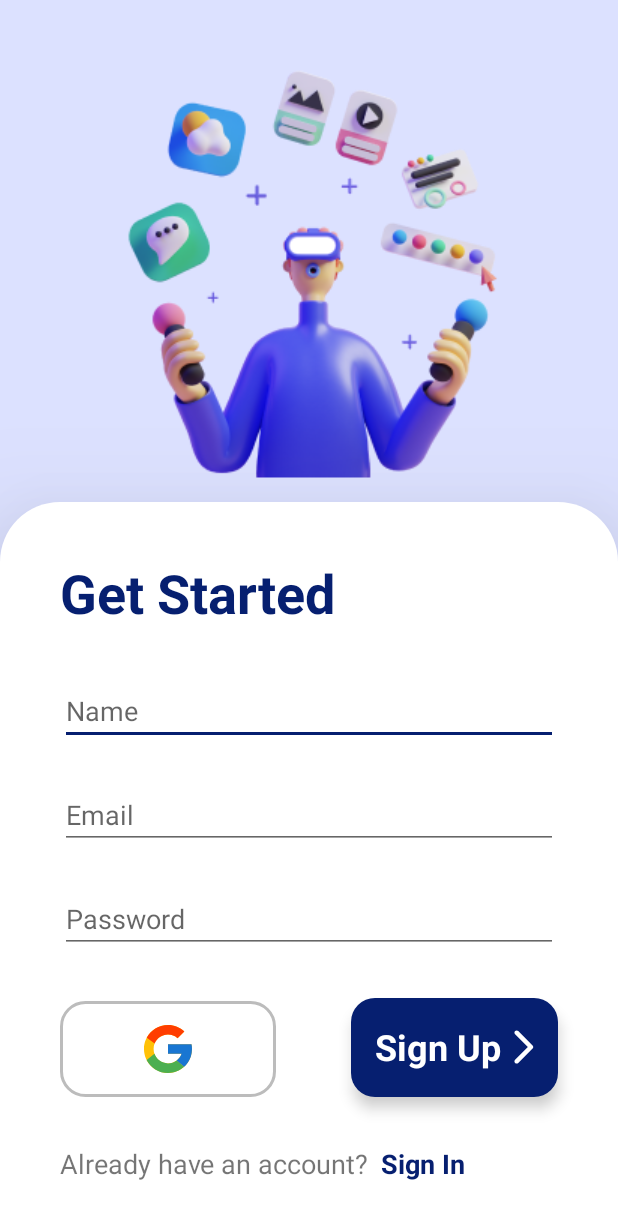
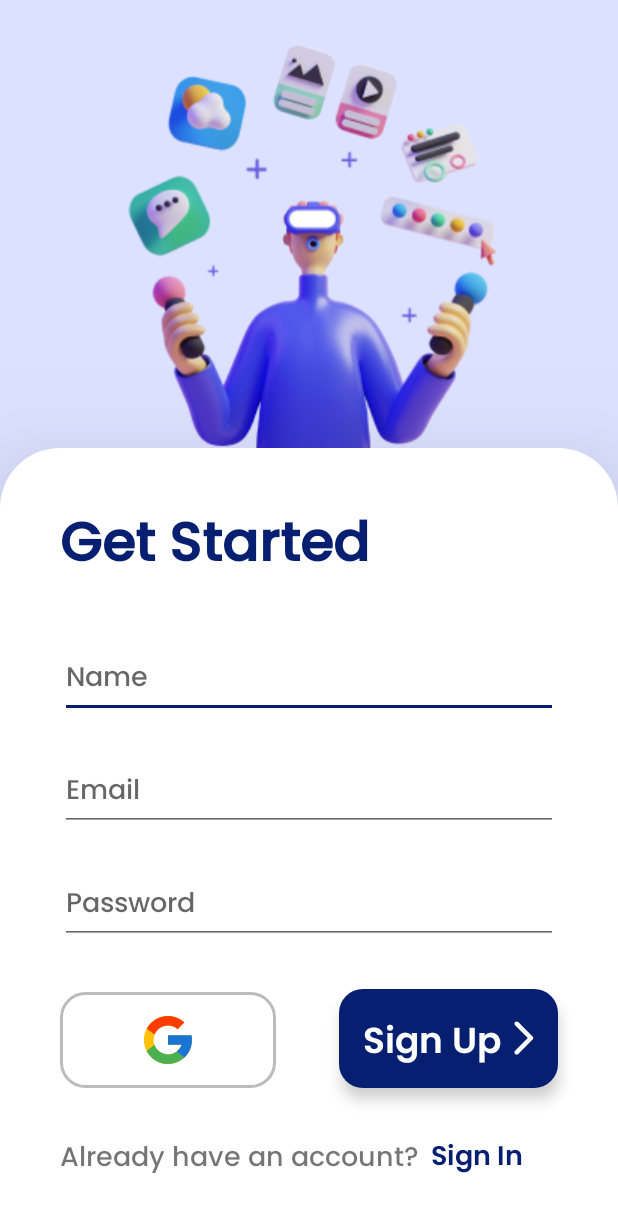
Before and after one commit to galihif/TaskMaster, an Android app: the SignUpActivity screen opened directly, with no data from a screen before it, on a phone screen of 412 x 824 dp. Shown: the top 1219 px of the screen. Run offline under Robolectric (Android 15) with nearby library versions, the phone set to English and light mode, and no system bars; our stand-ins replace Firebase (no records; nobody signed in at launch, a user with empty details on screens opened directly).

Commit message:
change font sign in and sign up

```diff
--- a/app/src/main/res/layout/activity_sign_in.xml
+++ b/app/src/main/res/layout/activity_sign_in.xml
@@ -28,6 +28,7 @@
             android:textColor="@color/blue_500"
             android:textSize="36sp"
             android:textStyle="bold"
+            android:fontFamily="@font/poppins_semibold"
             app:layout_constraintBottom_toTopOf="@id/et_email_in"
             app:layout_constraintStart_toStartOf="parent" />
 
@@ -39,6 +40,7 @@
             android:layout_marginBottom="24dp"
             android:hint="Email"
             android:inputType="textEmailAddress"
+            android:fontFamily="@font/poppins_medium"
             app:layout_constraintBottom_toTopOf="@id/et_password_in"
             app:layout_constraintEnd_toEndOf="parent"
             app:layout_constraintStart_toStartOf="parent" />
@@ -51,6 +53,7 @@
             android:layout_marginBottom="32dp"
             android:hint="@string/password"
             android:inputType="textPassword"
+            android:fontFamily="@font/poppins_medium"
             app:layout_constraintBottom_toTopOf="@+id/btn_google_signin"
             app:layout_constraintEnd_toEndOf="parent"
             app:layout_constraintStart_toStartOf="parent" />
@@ -98,6 +101,7 @@
             android:textColor="@color/white"
             android:textSize="24dp"
             android:textStyle="bold"
+            android:fontFamily="@font/poppins_semibold"
             app:layout_constraintBottom_toTopOf="@+id/textView2"
             app:layout_constraintEnd_toEndOf="parent" />
 
@@ -109,6 +113,7 @@
             android:gravity="center_vertical"
             android:text="@string/doesn_t_have_an_account"
             android:textSize="18dp"
+            android:fontFamily="@font/poppins_medium"
             app:layout_constraintBottom_toBottomOf="parent"
             app:layout_constraintStart_toStartOf="parent" />
 
@@ -121,6 +126,7 @@
             android:textSize="18dp"
             android:textColor="@color/blue_500"
             android:textStyle="bold"
+            android:fontFamily="@font/poppins_semibold"
             android:clickable="true"
             app:layout_constraintBottom_toBottomOf="parent"
             app:layout_constraintStart_toEndOf="@+id/textView2" />
--- a/app/src/main/res/layout/activity_sign_up.xml
+++ b/app/src/main/res/layout/activity_sign_up.xml
@@ -28,6 +28,7 @@
             android:textColor="@color/blue_500"
             android:textSize="36sp"
             android:textStyle="bold"
+            android:fontFamily="@font/poppins_medium"
             app:layout_constraintBottom_toTopOf="@id/et_name_up"
             app:layout_constraintStart_toStartOf="parent" />
 
@@ -39,6 +40,7 @@
             android:layout_marginBottom="24dp"
             android:hint="@string/name"
             android:inputType="textPersonName"
+            android:fontFamily="@font/poppins_medium"
             app:layout_constraintBottom_toTopOf="@id/et_email_up"
             app:layout_constraintEnd_toEndOf="parent"
             app:layout_constraintStart_toStartOf="parent" />
@@ -51,6 +53,7 @@
             android:layout_marginBottom="24dp"
             android:hint="Email"
             android:inputType="textEmailAddress"
+            android:fontFamily="@font/poppins_medium"
             app:layout_constraintBottom_toTopOf="@id/et_password_up"
             app:layout_constraintEnd_toEndOf="parent"
             app:layout_constraintStart_toStartOf="parent" />
@@ -63,6 +66,7 @@
             android:layout_marginBottom="32dp"
             android:hint="@string/password"
             android:inputType="textPassword"
+            android:fontFamily="@font/poppins_medium"
             app:layout_constraintBottom_toTopOf="@+id/btn_google_signup"
             app:layout_constraintEnd_toEndOf="parent"
             app:layout_constraintStart_toStartOf="parent" />
@@ -109,6 +113,7 @@
             android:textColor="@color/white"
             android:textSize="24dp"
             android:textStyle="bold"
+            android:fontFamily="@font/poppins_semibold"
             app:layout_constraintBottom_toTopOf="@+id/textView2"
             app:layout_constraintEnd_toEndOf="parent"/>
 
@@ -120,6 +125,7 @@
             android:gravity="center_vertical"
             android:text="@string/already_have_an_account"
             android:textSize="18dp"
+            android:fontFamily="@font/poppins_medium"
             app:layout_constraintBottom_toBottomOf="parent"
             app:layout_constraintStart_toStartOf="parent" />
 
@@ -132,6 +138,7 @@
             android:textSize="18dp"
             android:textColor="@color/blue_500"
             android:textStyle="bold"
+            android:fontFamily="@font/poppins_semibold"
             android:clickable="true"
             app:layout_constraintBottom_toBottomOf="parent"
             app:layout_constraintStart_toEndOf="@+id/textView2" />
```
